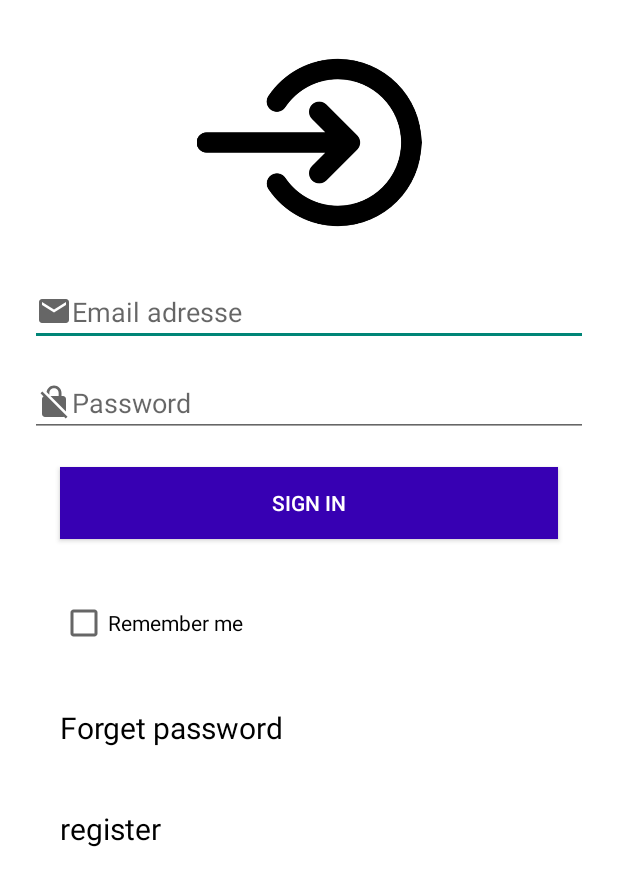
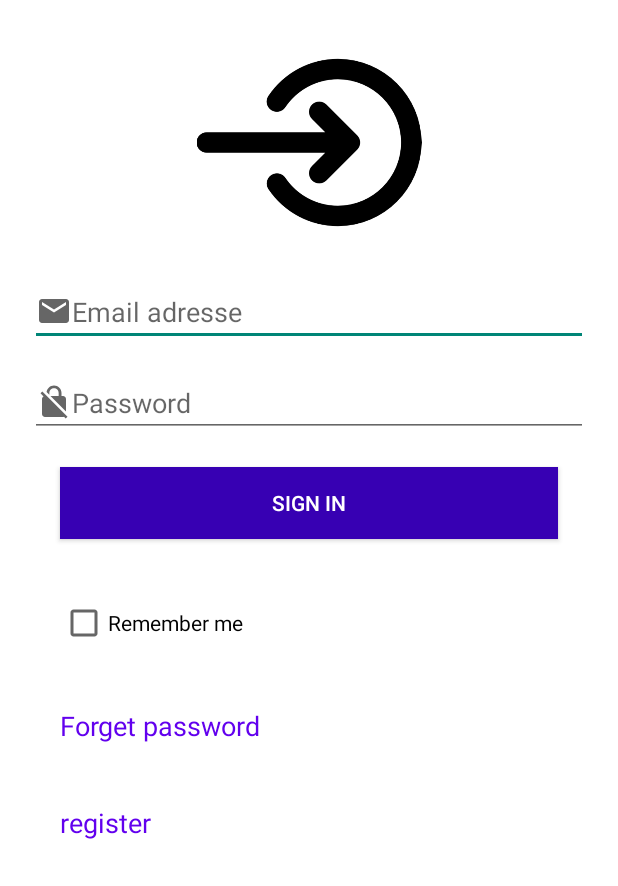
Before and after one commit to MarwaBD/AndroidProject, an Android app: the Login screen opened directly, with no data from a screen before it, on a phone screen of 412 x 824 dp. Shown: the top 886 px of the screen. Run offline under Robolectric (Android 15) with nearby library versions, the phone set to English and light mode, and no system bars; our stand-ins replace Firebase (no records; nobody signed in at launch, a user with empty details on screens opened directly).

Commit message:
Fix Design

```diff
--- a/app/src/main/res/layout/activity_login.xml
+++ b/app/src/main/res/layout/activity_login.xml
@@ -63,8 +63,8 @@
             android:layout_height="wrap_content"
             android:layout_below="@id/Check"
             android:text="@string/forget_password"
-            android:textColor="@color/black"
-            android:textSize="20sp"
+            android:textColor="@color/purple_500"
+            android:textSize="18sp"
             android:layout_margin="20dp"
             />
 
@@ -74,9 +74,9 @@
             android:layout_height="wrap_content"
             android:layout_below="@id/ForgetPwd"
             android:text="@string/register"
-            android:textColor="@color/black"
-            android:textSize="20sp"
-            android:layout_margin="20dp"/>
+            android:textColor="@color/purple_500"
+            android:textSize="18sp"
+            android:layout_margin="20dp" />
 
 
     </RelativeLayout>
--- a/app/src/main/res/layout/activity_sign_up.xml
+++ b/app/src/main/res/layout/activity_sign_up.xml
@@ -73,9 +73,9 @@
             android:layout_height="wrap_content"
             android:layout_below="@id/registerUser"
             android:text="@string/register_text"
-            android:textColor="@color/black"
+            android:textColor="@color/purple_500"
             android:textSize="20sp"
-            android:layout_margin="20dp"
+            android:layout_margin="25dp"
             />
 
 
```
